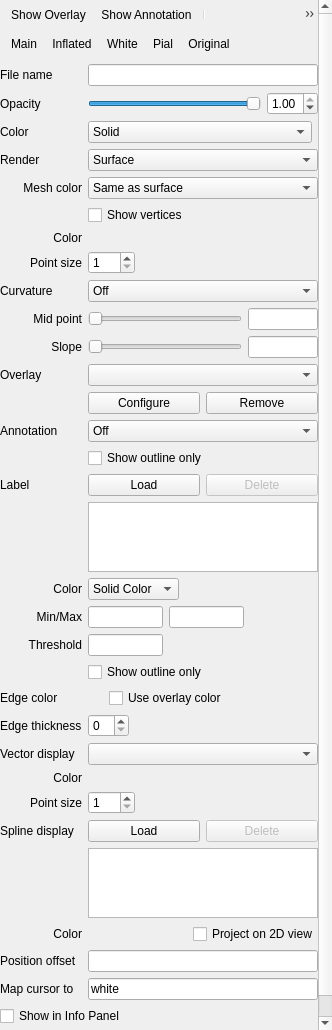
freesurfer/freesurfer, file freeview/PanelSurface.ui: the form before one commit.
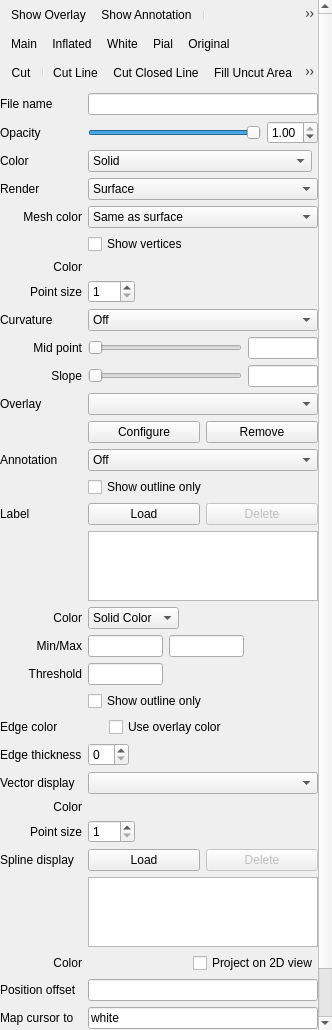
The form after the commit. Icons and pictures are not drawn. Custom widgets are drawn as their Qt base class.

Commit message: Added feature to cut surface and save patches

What changed in the file:
```diff
--- a/freeview/PanelSurface.ui
+++ b/freeview/PanelSurface.ui
@@ -24,8 +24,8 @@
     <rect>
      <x>0</x>
      <y>0</y>
-     <width>332</width>
-     <height>1245</height>
+     <width>318</width>
+     <height>1153</height>
     </rect>
    </property>
    <layout class="QVBoxLayout" name="verticalLayout">
@@ -86,6 +86,25 @@
         <addaction name="actionSurfaceOriginal"/>
        </widget>
       </item>
+      <item>
+       <widget class="QToolBar" name="toolbarPath">
+        <property name="iconSize">
+         <size>
+          <width>24</width>
+          <height>24</height>
+         </size>
+        </property>
+        <property name="floatable">
+         <bool>false</bool>
+        </property>
+        <addaction name="actionCut"/>
+        <addaction name="separator"/>
+        <addaction name="actionCutLine"/>
+        <addaction name="actionCutClosedLine"/>
+        <addaction name="actionFillUncutArea"/>
+        <addaction name="actionCutClear"/>
+       </widget>
+      </item>
      </layout>
     </item>
     <item>
@@ -1131,6 +1150,66 @@
     <string>Down</string>
    </property>
   </action>
+  <action name="actionCutLine">
+   <property name="icon">
+    <iconset resource="freeview.qrc">
+     <normaloff>:/resource/icons/surface_cut_line.png</normaloff>:/resource/icons/surface_cut_line.png</iconset>
+   </property>
+   <property name="text">
+    <string>Cut Line</string>
+   </property>
+   <property name="toolTip">
+    <string>Cut Line</string>
+   </property>
+  </action>
+  <action name="actionCutClosedLine">
+   <property name="icon">
+    <iconset resource="freeview.qrc">
+     <normaloff>:/resource/icons/surface_cut_closed_line.png</normaloff>:/resource/icons/surface_cut_closed_line.png</iconset>
+   </property>
+   <property name="text">
+    <string>Cut Closed Line</string>
+   </property>
+   <property name="toolTip">
+    <string>Cut Closed Line</string>
+   </property>
+  </action>
+  <action name="actionCut">
+   <property name="checkable">
+    <bool>true</bool>
+   </property>
+   <property name="icon">
+    <iconset resource="freeview.qrc">
+     <normaloff>:/resource/icons/surface_cut.png</normaloff>:/resource/icons/surface_cut.png</iconset>
+   </property>
+   <property name="text">
+    <string>Cut</string>
+   </property>
+   <property name="toolTip">
+    <string>Cut</string>
+   </property>
+  </action>
+  <action name="actionCutClear">
+   <property name="icon">
+    <iconset resource="freeview.qrc">
+     <normaloff>:/resource/icons/surface_cut_clear.png</normaloff>:/resource/icons/surface_cut_clear.png</iconset>
+   </property>
+   <property name="text">
+    <string>Clear Cuts</string>
+   </property>
+   <property name="toolTip">
+    <string>Clear Cuts</string>
+   </property>
+  </action>
+  <action name="actionFillUncutArea">
+   <property name="icon">
+    <iconset resource="freeview.qrc">
+     <normaloff>:/resource/icons/surface_fill_uncut_area.png</normaloff>:/resource/icons/surface_fill_uncut_area.png</iconset>
+   </property>
+   <property name="text">
+    <string>Fill Uncut Area</string>
+   </property>
+  </action>
  </widget>
  <customwidgets>
   <customwidget>
```
Left out of the diff: 80 changed lines with no effect on the pictures. The commit also changes 31 other files.
